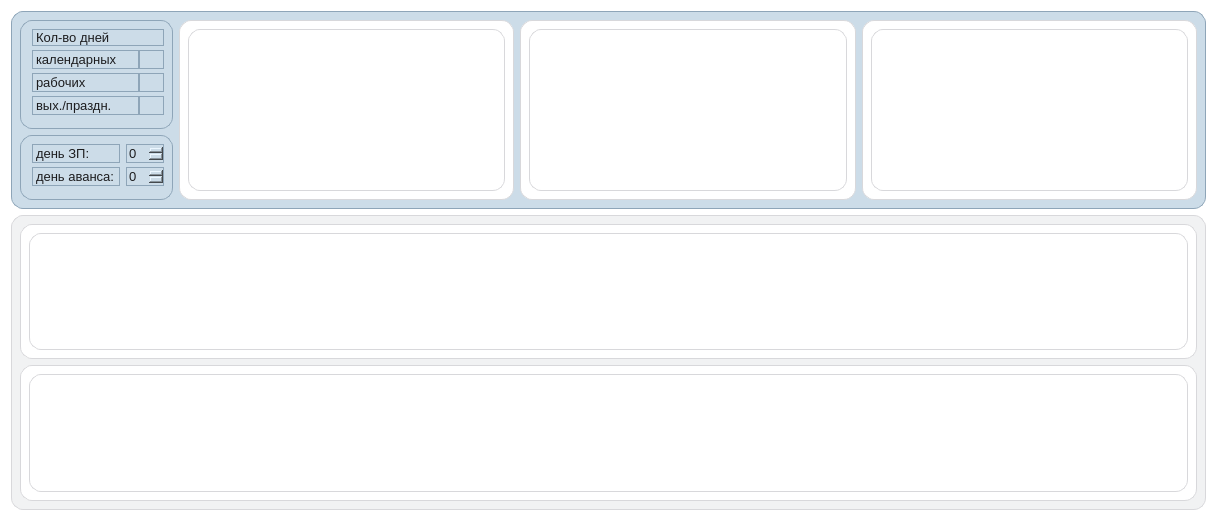
Before: the Qt Designer form ui/cash.ui in CatMolnia/CASH, drawn with Qt 5.
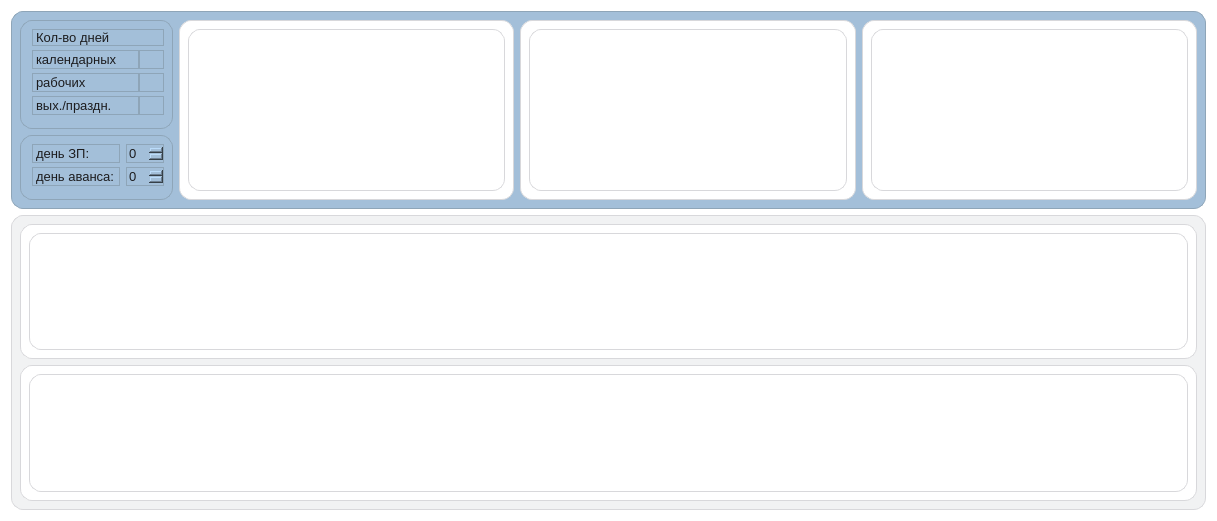
After: the same form once the commit is applied.

What changed in the file:
```diff
--- a/ui/cash.ui
+++ b/ui/cash.ui
@@ -35,7 +35,7 @@
      </property>
      <property name="styleSheet">
       <string notr="true">QWidget {
-    background: #CCDCE8;  /* холодный металлик с голубым оттенком */
+    background: #A3BFD9;  /* холодный металлик с голубым оттенком */
 
     color: #1C1C1E;
 
```
